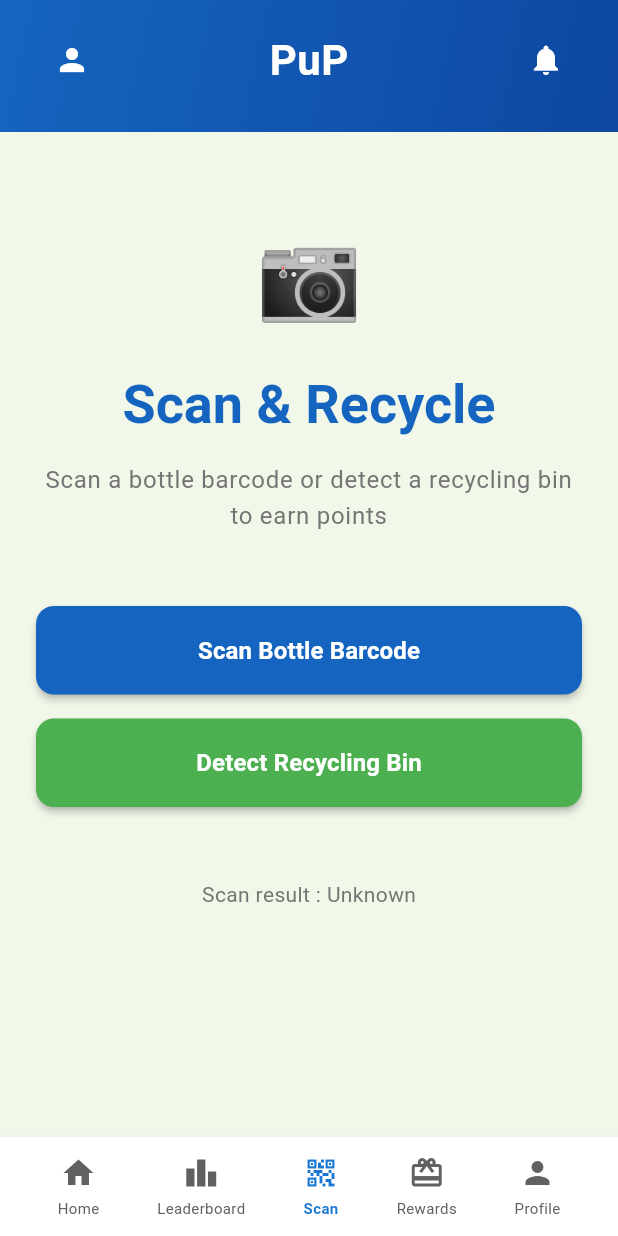
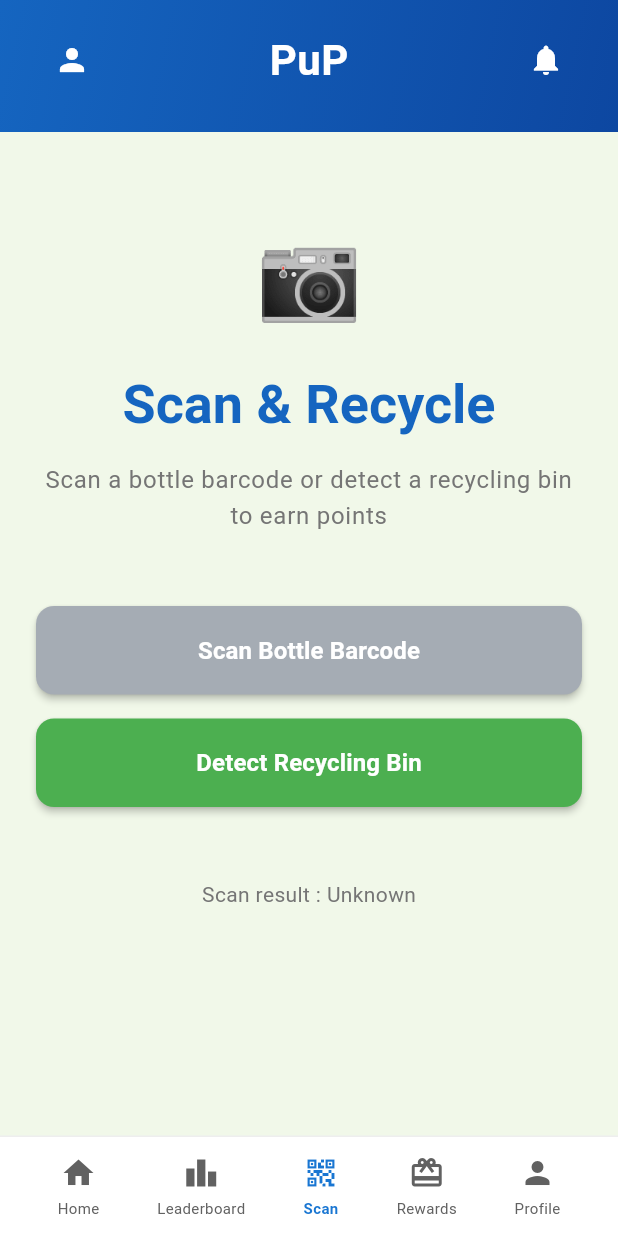
Before and after one commit to jerronjunior/Price-ur-Plastic, a Flutter app: the ScanLandingScreen screen opened by its route, on a phone screen of 412 x 824 dp. Run offline on Flutter 3.47's test engine with Material 3 defaults, Android fonts, the phone set to English and light mode, and no system bars; our stand-ins replace camera, cloud_firestore, firebase_auth, firebase_core, firebase_storage, go_router and 1 more; missing offline and left inert: mobile_scanner; accounts and stored records are empty; network calls fail.

Commit message:
fix: Update button background color for improved visibility on scan landing screen

```diff
--- a/lib/screens/scan/scan_landing_screen.dart
+++ b/lib/screens/scan/scan_landing_screen.dart
@@ -99,7 +99,7 @@ class _ScanLandingScreenState extends State<ScanLandingScreen> {
                     child: ElevatedButton(
                       onPressed: () => context.push('/scan-flow'),
                       style: ElevatedButton.styleFrom(
-                        backgroundColor: const Color(0xFF1565C0),
+                        backgroundColor: const Color.fromARGB(255, 165, 172, 180),
                         padding: const EdgeInsets.symmetric(vertical: 18),
                         shape: RoundedRectangleBorder(
                           borderRadius: BorderRadius.circular(12),
```
